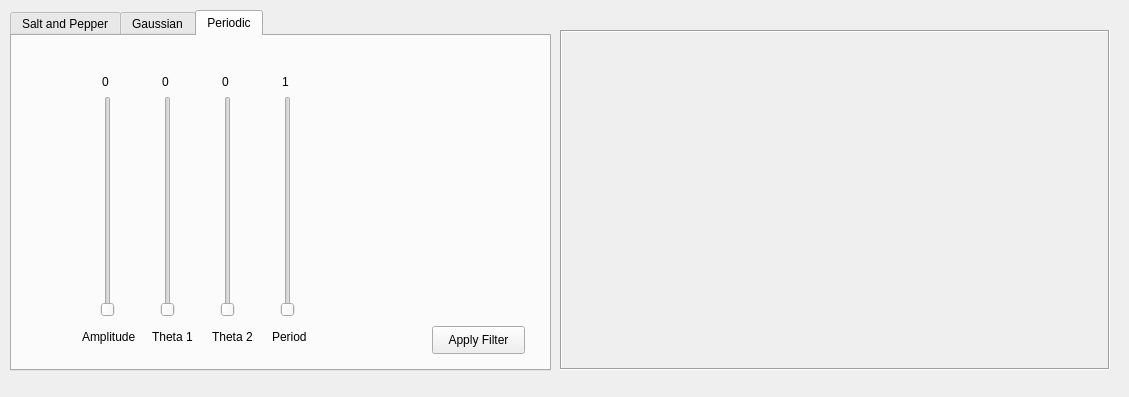
Old version of the form gui/noiseAdd_ui.ui in the repository atazmi/Image-Processing-GUI-ToolBox.
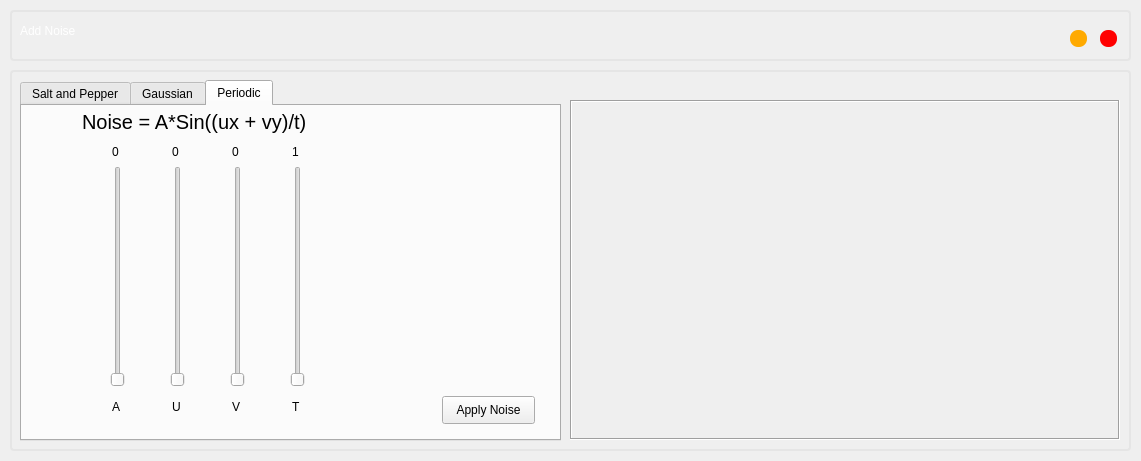
New version of the form. The open tabs and pages were chosen to show the change.

```diff
--- a/gui/noiseAdd_ui.ui
+++ b/gui/noiseAdd_ui.ui
@@ -6,13 +6,187 @@
    <rect>
     <x>0</x>
     <y>0</y>
-    <width>1129</width>
-    <height>397</height>
+    <width>1141</width>
+    <height>461</height>
    </rect>
   </property>
+  <property name="sizePolicy">
+   <sizepolicy hsizetype="Fixed" vsizetype="Fixed">
+    <horstretch>0</horstretch>
+    <verstretch>0</verstretch>
+   </sizepolicy>
+  </property>
+  <property name="minimumSize">
+   <size>
+    <width>1141</width>
+    <height>461</height>
+   </size>
+  </property>
+  <property name="maximumSize">
+   <size>
+    <width>1141</width>
+    <height>461</height>
+   </size>
+  </property>
   <property name="windowTitle">
    <string>Add Noise</string>
   </property>
+  <widget class="QFrame" name="frame">
+   <property name="geometry">
+    <rect>
+     <x>10</x>
+     <y>10</y>
+     <width>1121</width>
+     <height>51</height>
+    </rect>
+   </property>
+   <property name="styleSheet">
+    <string notr="true">QFrame#frame{
+border-radius: 4px;
+border: 2px solid rgb(229, 229, 229);
+}</string>
+   </property>
+   <property name="frameShape">
+    <enum>QFrame::StyledPanel</enum>
+   </property>
+   <property name="frameShadow">
+    <enum>QFrame::Raised</enum>
+   </property>
+   <widget class="QLabel" name="label_15">
+    <property name="geometry">
+     <rect>
+      <x>10</x>
+      <y>0</y>
+      <width>401</width>
+      <height>41</height>
+     </rect>
+    </property>
+    <property name="styleSheet">
+     <string notr="true">color: #FFF;
+font: 75 20pt &quot;Berlin Sans FB Demi&quot;;</string>
+    </property>
+    <property name="text">
+     <string>Add Noise</string>
+    </property>
+    <property name="textFormat">
+     <enum>Qt::PlainText</enum>
+    </property>
+   </widget>
+   <widget class="QPushButton" name="close_button">
+    <property name="geometry">
+     <rect>
+      <x>1090</x>
+      <y>20</y>
+      <width>17</width>
+      <height>17</height>
+     </rect>
+    </property>
+    <property name="minimumSize">
+     <size>
+      <width>16</width>
+      <height>16</height>
+     </size>
+    </property>
+    <property name="maximumSize">
+     <size>
+      <width>17</width>
+      <height>17</height>
+     </size>
+    </property>
+    <property name="styleSheet">
+     <string notr="true">QPushButton {
+	border: none;
+	border-radius: 8px;
+	background-color: rgb(255, 0, 0);
+}
+
+QPushButton:hover {
+	background-color: rgba(255, 0, 0, 150);
+}</string>
+    </property>
+    <property name="text">
+     <string/>
+    </property>
+   </widget>
+   <widget class="QPushButton" name="minimize_button">
+    <property name="geometry">
+     <rect>
+      <x>1060</x>
+      <y>20</y>
+      <width>17</width>
+      <height>17</height>
+     </rect>
+    </property>
+    <property name="minimumSize">
+     <size>
+      <width>16</width>
+      <height>16</height>
+     </size>
+    </property>
+    <property name="maximumSize">
+     <size>
+      <width>17</width>
+      <height>17</height>
+     </size>
+    </property>
+    <property name="styleSheet">
+     <string notr="true">QPushButton {
+	border: none;
+	border-radius: 8px;
+	background-color: rgb(255, 170, 0);
+}
+QPushButton:hover {
+background-color: rgba(255, 170, 0, 150);
+}</string>
+    </property>
+    <property name="text">
+     <string/>
+    </property>
+   </widget>
+  </widget>
+  <widget class="QFrame" name="frame_2">
+   <property name="geometry">
+    <rect>
+     <x>10</x>
+     <y>70</y>
+     <width>1121</width>
+     <height>381</height>
+    </rect>
+   </property>
+   <property name="styleSheet">
+    <string notr="true">QFrame#frame_2{
+border-radius: 4px;
+border: 2px solid rgb(229, 229, 229);
+}</string>
+   </property>
+   <property name="frameShape">
+    <enum>QFrame::StyledPanel</enum>
+   </property>
+   <property name="frameShadow">
+    <enum>QFrame::Raised</enum>
+   </property>
+   <widget class="QLabel" name="image_label">
+    <property name="geometry">
+     <rect>
+      <x>560</x>
+      <y>30</y>
+      <width>550</width>
+      <height>340</height>
+     </rect>
+    </property>
+    <property name="frameShape">
+     <enum>QFrame::Box</enum>
+    </property>
+    <property name="frameShadow">
+     <enum>QFrame::Sunken</enum>
+    </property>
+    <property name="text">
+     <string/>
+    </property>
+    <property name="alignment">
+     <set>Qt::AlignCenter</set>
+    </property>
+   </widget>
   <widget class="QTabWidget" name="tabs">
    <property name="geometry">
     <rect>
@@ -327,14 +501,14 @@
     <widget class="QLabel" name="label_11">
      <property name="geometry">
       <rect>
-       <x>70</x>
+        <x>90</x>
        <y>290</y>
-       <width>71</width>
+        <width>21</width>
        <height>21</height>
       </rect>
      </property>
      <property name="text">
-      <string>Amplitude</string>
+       <string>A</string>
      </property>
      <property name="textFormat">
       <enum>Qt::AutoText</enum>
@@ -353,7 +527,7 @@
       </rect>
      </property>
      <property name="text">
-      <string>Apply Filter</string>
+       <string>Apply Noise</string>
      </property>
     </widget>
     <widget class="QSlider" name="slider5">
@@ -369,7 +543,7 @@
       <number>0</number>
      </property>
      <property name="maximum">
-      <number>1000</number>
+       <number>300</number>
      </property>
      <property name="singleStep">
       <number>1</number>
@@ -400,14 +574,14 @@
     <widget class="QLabel" name="label_12">
      <property name="geometry">
       <rect>
-       <x>140</x>
+        <x>150</x>
        <y>290</y>
-       <width>71</width>
+        <width>21</width>
        <height>21</height>
       </rect>
      </property>
      <property name="text">
-      <string>Theta 1</string>
+       <string>U</string>
      </property>
      <property name="textFormat">
       <enum>Qt::AutoText</enum>
@@ -426,7 +600,7 @@
       <number>0</number>
      </property>
      <property name="maximum">
-      <number>1000</number>
+       <number>100</number>
      </property>
      <property name="singleStep">
       <number>1</number>
@@ -441,14 +615,14 @@
     <widget class="QLabel" name="label_13">
      <property name="geometry">
       <rect>
-       <x>200</x>
+        <x>210</x>
        <y>290</y>
-       <width>71</width>
+        <width>16</width>
        <height>21</height>
       </rect>
      </property>
      <property name="text">
-      <string>Theta 2</string>
+       <string>V</string>
      </property>
      <property name="textFormat">
       <enum>Qt::AutoText</enum>
@@ -467,7 +641,7 @@
       <number>0</number>
      </property>
      <property name="maximum">
-      <number>1000</number>
+       <number>100</number>
      </property>
      <property name="singleStep">
       <number>1</number>
@@ -498,14 +672,14 @@
     <widget class="QLabel" name="label_14">
      <property name="geometry">
       <rect>
-       <x>260</x>
+        <x>270</x>
        <y>290</y>
-       <width>51</width>
+        <width>16</width>
        <height>21</height>
       </rect>
      </property>
      <property name="text">
-      <string>Period</string>
+       <string>T</string>
      </property>
      <property name="textFormat">
       <enum>Qt::AutoText</enum>
@@ -540,7 +714,7 @@
       <number>1</number>
      </property>
      <property name="maximum">
-      <number>1000</number>
+       <number>200</number>
      </property>
      <property name="singleStep">
       <number>1</number>
@@ -552,29 +726,24 @@
       <enum>Qt::Vertical</enum>
      </property>
     </widget>
-   </widget>
-  </widget>
-  <widget class="QLabel" name="image_label">
+     <widget class="QLabel" name="label">
    <property name="geometry">
     <rect>
-     <x>560</x>
-     <y>30</y>
-     <width>550</width>
-     <height>340</height>
-    </rect>
-   </property>
-   <property name="frameShape">
-    <enum>QFrame::Box</enum>
-   </property>
-   <property name="frameShadow">
-    <enum>QFrame::Sunken</enum>
+        <x>60</x>
+        <y>0</y>
+        <width>251</width>
+        <height>31</height>
+       </rect>
+      </property>
+      <property name="styleSheet">
+       <string notr="true">font-size: 20px;</string>
    </property>
    <property name="text">
-    <string/>
-   </property>
-   <property name="alignment">
-    <set>Qt::AlignCenter</set>
-   </property>
+       <string>Noise = A*Sin((ux + vy)/t)</string>
+      </property>
+     </widget>
+    </widget>
+   </widget>
   </widget>
  </widget>
  <resources/>
```
Left out of the diff: 6 changed lines with no effect on the pictures. Lines whose indentation alone changed are shown as unchanged.
